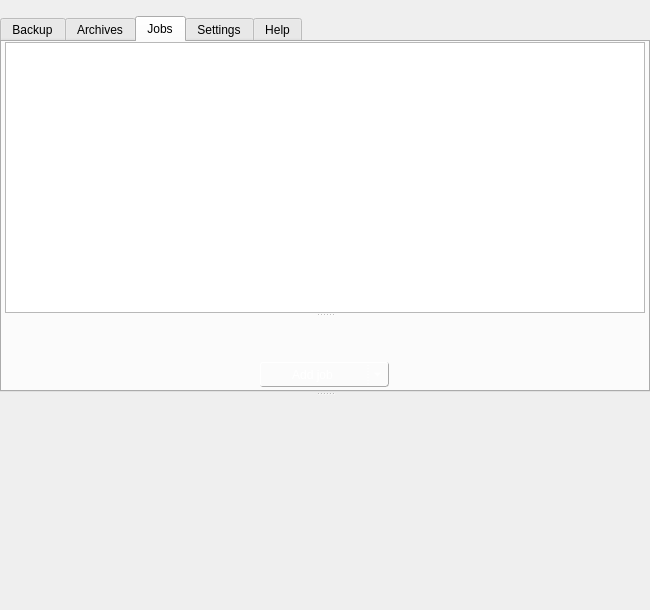
Qt form forms/mainwindow.ui (Tarsnap/tarsnap-gui) before a commit.
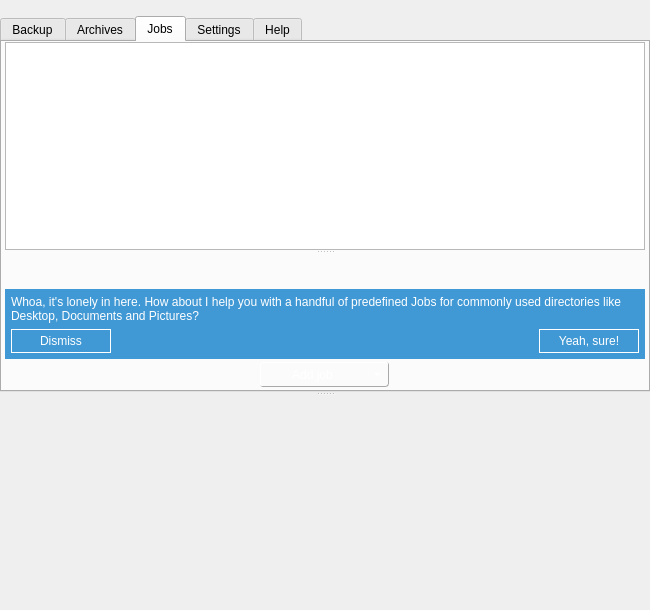
The same form after that commit. The open tabs and pages were chosen to show the change. Icons and pictures are not drawn. Custom widgets are drawn as their Qt base class.

Commit message: Draft UI for default jobs hint.

```diff
--- a/forms/mainwindow.ui
+++ b/forms/mainwindow.ui
@@ -515,6 +515,129 @@
              </layout>
             </widget>
            </item>
+           <item>
+            <widget class="QWidget" name="defaultJobs" native="true">
+             <property name="styleSheet">
+              <string notr="true">#defaultJobs {
+background: rgba(64,152,212,255)
+}
+
+QLabel {
+color: white;
+}
+
+QPushButton {
+border: 1px solid white;
+background: transparent;
+color: white;
+padding: 4px;
+}
+
+QPushButton:hover {
+border: 1px solid black;
+}
+
+QPushButton:pressed {
+border: 1px solid black;
+background: white;
+color: black;
+}</string>
+             </property>
+             <layout class="QVBoxLayout" name="verticalLayout_13">
+              <property name="leftMargin">
+               <number>6</number>
+              </property>
+              <property name="topMargin">
+               <number>6</number>
+              </property>
+              <property name="rightMargin">
+               <number>6</number>
+              </property>
+              <property name="bottomMargin">
+               <number>6</number>
+              </property>
+              <item>
+               <widget class="QLabel" name="label_8">
+                <property name="text">
+                 <string>Whoa, it's lonely in here. How about I help you with a handful of predefined Jobs for commonly used directories like Desktop, Documents and Pictures?</string>
+                </property>
+                <property name="wordWrap">
+                 <bool>true</bool>
+                </property>
+               </widget>
+              </item>
+              <item>
+               <widget class="QWidget" name="widget_4" native="true">
+                <layout class="QHBoxLayout" name="horizontalLayout_5">
+                 <property name="leftMargin">
+                  <number>0</number>
+                 </property>
+                 <property name="topMargin">
+                  <number>0</number>
+                 </property>
+                 <property name="rightMargin">
+                  <number>0</number>
+                 </property>
+                 <property name="bottomMargin">
+                  <number>0</number>
+                 </property>
+                 <item>
+                  <widget class="QPushButton" name="dismissButton">
+                   <property name="minimumSize">
+                    <size>
+                     <width>100</width>
+                     <height>0</height>
+                    </size>
+                   </property>
+                   <property name="maximumSize">
+                    <size>
+                     <width>100</width>
+                     <height>16777215</height>
+                    </size>
+                   </property>
+                   <property name="text">
+                    <string>Dismiss</string>
+                   </property>
+                  </widget>
+                 </item>
+                 <item>
+                  <spacer name="horizontalSpacer_4">
+                   <property name="orientation">
+                    <enum>Qt::Horizontal</enum>
+                   </property>
+                   <property name="sizeHint" stdset="0">
+                    <size>
+                     <width>40</width>
+                     <height>20</height>
+                    </size>
+                   </property>
+                  </spacer>
+                 </item>
+                 <item>
+                  <widget class="QPushButton" name="okButton">
+                   <property name="minimumSize">
+                    <size>
+                     <width>100</width>
+                     <height>0</height>
+                    </size>
+                   </property>
+                   <property name="maximumSize">
+                    <size>
+                     <width>100</width>
+                     <height>16777215</height>
+                    </size>
+                   </property>
+                   <property name="text">
+                    <string>Yeah, sure!</string>
+                   </property>
+                  </widget>
+                 </item>
+                </layout>
+               </widget>
+              </item>
+             </layout>
+            </widget>
+           </item>
            <item>
             <widget class="QWidget" name="widget_5" native="true">
              <layout class="QHBoxLayout" name="horizontalLayout_2">
```
